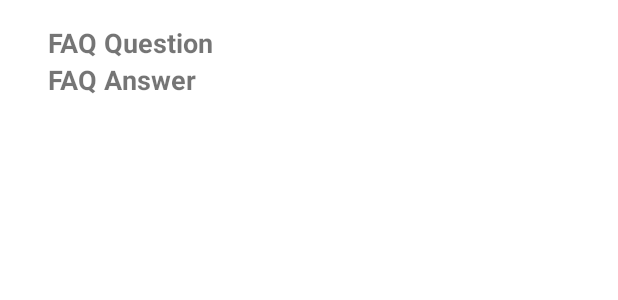
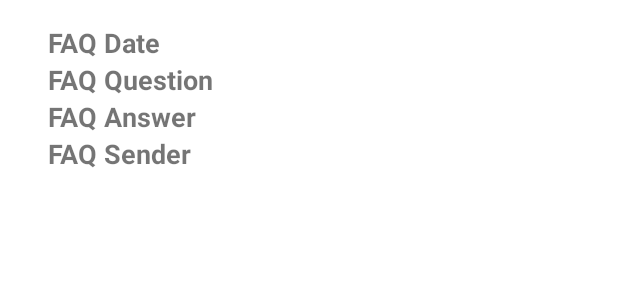
Before and after one commit to mcgonzalc/dsa-minimandroid, an Android app: the layout item_faq.xml on its own in the app's theme, with its tools: preview values and no code run, on a phone screen of 412 x 824 dp. Shown: the top 300 px of the screen. Run offline under Robolectric (Android 15) with nearby library versions, the phone set to English and light mode, and no system bars.

Commit message:
Afegit camps restant al JSON
Ara el JSON d'una FAQ conté la data i el nom d'usuari (no implementat buscant el nom d'usuari en la base de dades).

```diff
--- a/Android/app/src/main/java/com/example/proyecto/util/FAQSAdapter.java
+++ b/Android/app/src/main/java/com/example/proyecto/util/FAQSAdapter.java
@@ -45,8 +45,10 @@ public class FAQSAdapter extends RecyclerView.Adapter<FAQSAdapter.ViewHolder> {
     @Override
     public void onBindViewHolder(@NonNull ViewHolder holder, int position) {
         FAQ question = questions.get(position);
+        holder.FAQdate.setText(question.getDate());
         holder.FAQquestion.setText(question.getQuestion());
         holder.FAQanswer.setText(question.getAnswer());
+        holder.FAQsender.setText(question.getSender());
     }
 
     @Override
@@ -55,13 +57,17 @@ public class FAQSAdapter extends RecyclerView.Adapter<FAQSAdapter.ViewHolder> {
     }
 
     public static class ViewHolder extends RecyclerView.ViewHolder {
+        TextView FAQdate;
         TextView FAQquestion;
         TextView FAQanswer;
+        TextView FAQsender;
 
         public ViewHolder(@NonNull View itemView) {
             super(itemView);
+            FAQdate = itemView.findViewById(R.id.faqDate);
             FAQquestion = itemView.findViewById(R.id.faqQuestion);
             FAQanswer = itemView.findViewById(R.id.faqAnswer);
+            FAQsender = itemView.findViewById(R.id.faqSender);
         }
     }
 }
--- a/Android/app/src/main/res/layout/item_faq.xml
+++ b/Android/app/src/main/res/layout/item_faq.xml
@@ -11,6 +11,15 @@
         android:layout_weight="1"
         android:orientation="vertical"
         android:layout_marginStart="16dp">
+
+        <TextView
+            android:id="@+id/faqDate"
+            android:layout_width="wrap_content"
+            android:layout_height="wrap_content"
+            android:text="FAQ Date"
+            android:textSize="18sp"
+            android:textStyle="bold" />
+
 
         <TextView
             android:id="@+id/faqQuestion"
@@ -28,6 +37,14 @@
             android:textSize="18sp"
             android:textStyle="bold" />
 
+        <TextView
+            android:id="@+id/faqSender"
+            android:layout_width="wrap_content"
+            android:layout_height="wrap_content"
+            android:text="FAQ Sender"
+            android:textSize="18sp"
+            android:textStyle="bold" />
+
     </LinearLayout>
 
 </LinearLayout>
--- a/Backend/src/main/java/edu/upc/project/GameManager.java
+++ b/Backend/src/main/java/edu/upc/project/GameManager.java
@@ -10,7 +10,7 @@ import java.util.List;
 public interface GameManager {
 
     public FAQ addFAQ(FAQ question);
-    public FAQ createFAQ(String question, String answer);
+    public FAQ createFAQ(String date, String question, String answer, String sender);
     public List<FAQ> getFAQS();
     public int sizeQuestionsFAQs();
 
--- a/Backend/src/main/java/edu/upc/project/GameManagerImpl.java
+++ b/Backend/src/main/java/edu/upc/project/GameManagerImpl.java
@@ -27,7 +27,7 @@ public class GameManagerImpl implements GameManager {
         return instance;
     }
 
-    //Function that adds the generated FAQ from the function addQuestion to the list of questions
+    //Function that adds the generated FAQ from the function createFAQ to the list of questions
     public FAQ addFAQ(FAQ question) {
         logger.info("Petition for a new FAQ: " + question);
         this.questions.add(question);
@@ -37,8 +37,8 @@ public class GameManagerImpl implements GameManager {
 
     //Functions that takes all the values necessaries to construct a new question and
     //passes them as a question object to be initialized
-    public FAQ createFAQ(String question, String answer){
-        return this.addFAQ(new FAQ(question, answer));
+    public FAQ createFAQ(String date, String question, String answer, String sender){
+        return this.addFAQ(new FAQ(date, question, answer, sender));
     }
     //Function that returns all the FAQs
     public List<FAQ> getFAQS()
```
Also changed, not shown: Android/app/src/main/java/com/example/proyecto/models/FAQ.java (+18 -0 lines), Android/app/src/main/res/layout/activity_faqs.xml (+4 -4 lines), Backend/src/main/java/edu/upc/project/models/FAQ.java (+25 -3 lines), Backend/src/main/java/edu/upc/project/services/FAQService.java (+4 -4 lines), 4 other files.
